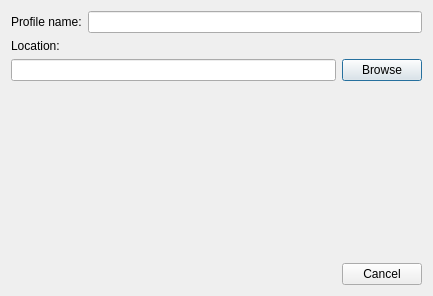
This is VisualPIC/Views/SaveOpacityDialog.ui in AngelFP/VisualPIC as Qt 5 draws it before an edit. The edited form follows.
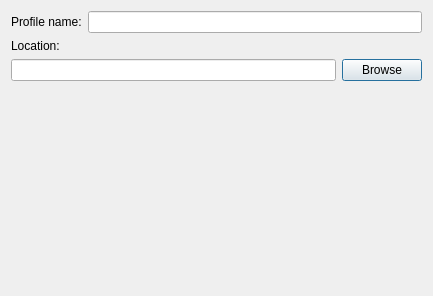
This is the edited form.

Commit message: Change cancel to close button

What changed in the file:
```diff
--- a/VisualPIC/Views/SaveOpacityDialog.ui
+++ b/VisualPIC/Views/SaveOpacityDialog.ui
@@ -84,7 +84,7 @@
       <enum>Qt::Horizontal</enum>
      </property>
      <property name="standardButtons">
-      <set>QDialogButtonBox::Cancel</set>
+      <set>QDialogButtonBox::NoButton</set>
      </property>
     </widget>
    </item>
```
The commit also changes 1 other file.
